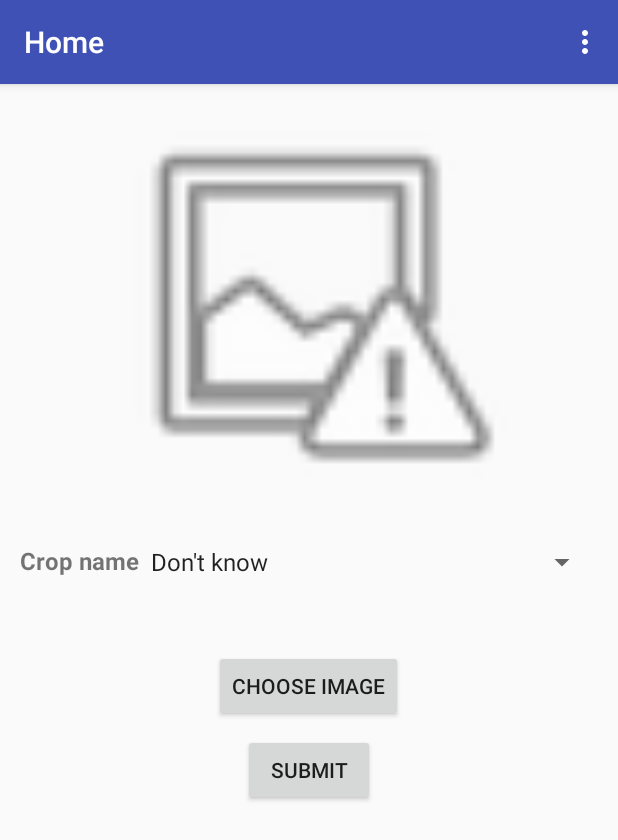
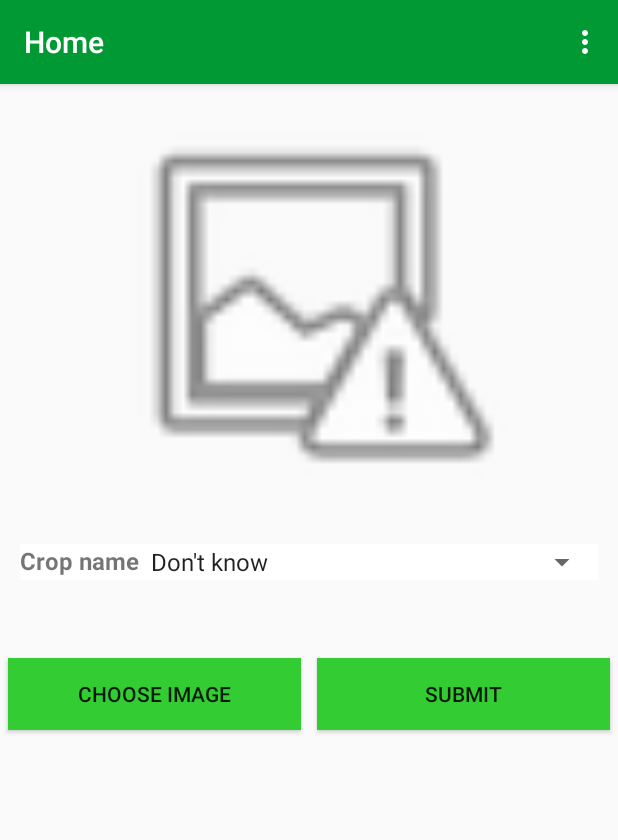
Before and after one commit to rohitrango/Crop-Disease-Detection, an Android app: the screen it shows after launch (MainActivity), on a phone screen of 412 x 824 dp. Shown: the top 840 px of the screen. Run offline under Robolectric (Android 15) with nearby library versions, the phone set to English and light mode, and no system bars.

Commit message:
theme color changed

```diff
--- a/Android/app/src/main/java/com/neoneye/android/DisplayResults.java
+++ b/Android/app/src/main/java/com/neoneye/android/DisplayResults.java
@@ -102,7 +102,7 @@ public class DisplayResults extends AppCompatActivity implements LocationListene
             Log.d("Reached", "XD" + lat + lon);
             flag = true;
         }
-        locationManager.requestLocationUpdates(LocationManager.GPS_PROVIDER, 1000, 1, this);
+        locationManager.requestLocationUpdates(LocationManager.NETWORK_PROVIDER, 1000, 1, this);
         Log.d("Reached2", "Reached2");
     }
 
--- a/Android/app/src/main/res/layout/activity_main.xml
+++ b/Android/app/src/main/res/layout/activity_main.xml
@@ -31,6 +31,7 @@
             app:layout_constraintHorizontal_bias="0.504" />
 
         <LinearLayout
+            android:background="@android:color/background_light"
             android:layout_margin="20px"
             android:layout_gravity="center"
             android:orientation="horizontal"
@@ -57,21 +58,34 @@
             android:layout_width="match_parent"
             android:layout_height="50px" />
 
+        <LinearLayout
+            android:orientation="horizontal"
+            android:layout_width="match_parent"
+            android:layout_height="wrap_content">
+
             <Button
+                android:layout_margin="8px"
+                android:layout_weight="1"
                 android:id="@+id/imageButton"
+                android:background="#33cc33"
                 android:layout_gravity="center"
-            android:layout_width="wrap_content"
+                android:layout_width="match_parent"
                 android:layout_height="wrap_content"
                 android:text="Choose Image"
                 android:layout_marginBottom="8dp" />
 
             <Button
+                android:layout_margin="8px"
+                android:background="#33cc33"
+                android:layout_weight="1"
                 android:id="@+id/button"
                 android:layout_gravity="center"
-            android:layout_width="wrap_content"
+                android:layout_width="match_parent"
                 android:layout_height="wrap_content"
                 android:text="Submit"
                 android:layout_marginBottom="8dp" />
+
+        </LinearLayout>
 
 
 
--- a/Android/app/src/main/res/values/styles.xml
+++ b/Android/app/src/main/res/values/styles.xml
@@ -3,9 +3,9 @@
     <!-- Base application theme. -->
     <style name="AppTheme" parent="Theme.AppCompat.Light.DarkActionBar">
         <!-- Customize your theme here. -->
-        <item name="colorPrimary">@color/colorPrimary</item>
-        <item name="colorPrimaryDark">@color/colorPrimaryDark</item>
-        <item name="colorAccent">@color/colorAccent</item>
+        <item name="colorPrimary">#009933</item>
+        <item name="colorPrimaryDark">#33cc33</item>
+        <item name="colorAccent">#00cc00</item>
     </style>
 
     <style name="AppTheme.NoActionBar">
--- /dev/null
+++ b/Android/app/src/main/res/values/themes.xml
@@ -0,0 +1,7 @@
+<?xml version="1.0" encoding="utf-8"?>
+<resources>
+    <style name="mytheme" parent="@android:style/Theme.Black" >
+        <item name="android:color">#66ff33</item>
+        <item name="android:windowNoTitle">true</item>
+    </style>
+</resources>
```
Also changed, not shown: 1 other file. Lines whose indentation alone changed are shown as unchanged.
